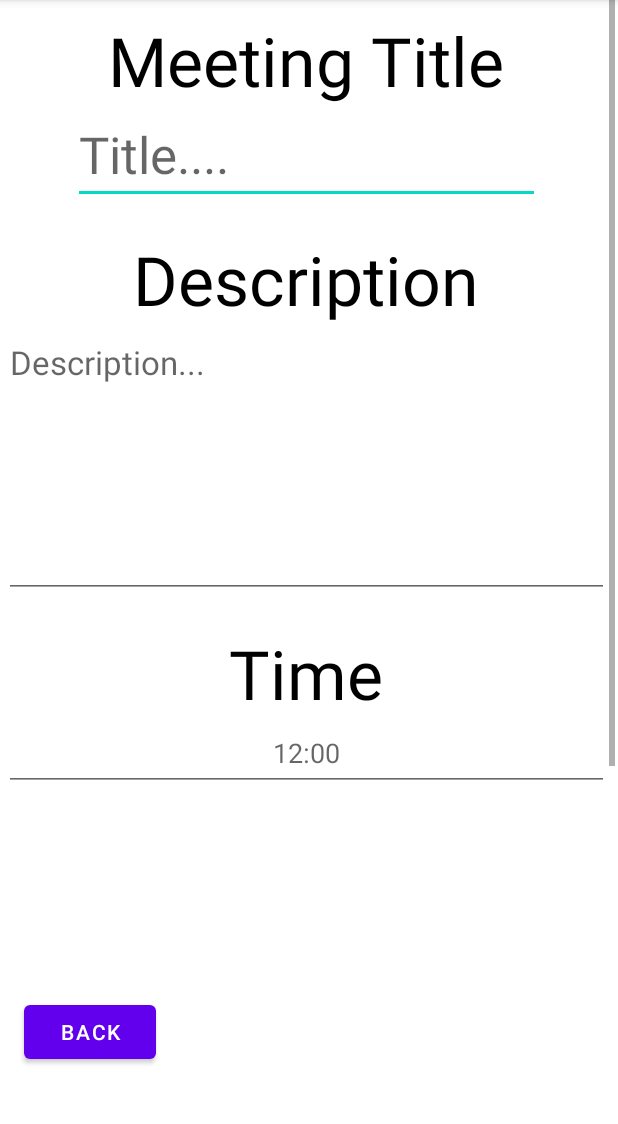
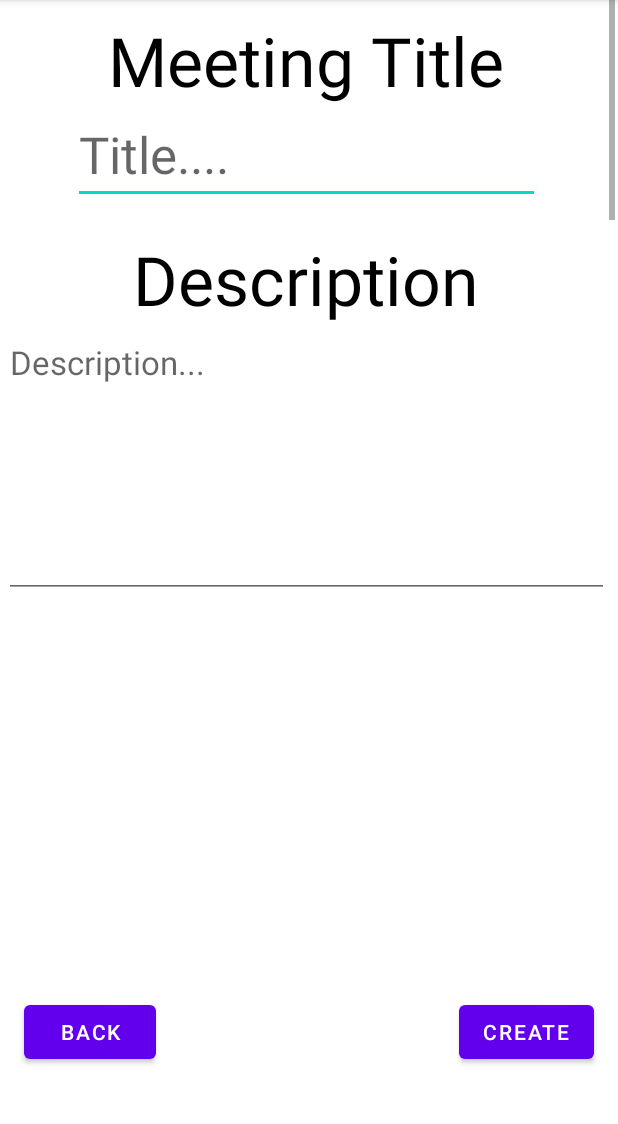
Before and after one commit to hhphung/my_project, an Android app: the CreateMeetingPage screen opened directly, with no data from a screen before it, on a phone screen of 412 x 824 dp, the part 84-1208 px from its top. Run offline under Robolectric (Android 15) with nearby library versions, the phone set to English and light mode, and no system bars.

Commit message:
Updated api requests to match backend dev's new format & continued work on Create Meeting page

```diff
--- a/Frontend/MeetMe/app/src/main/java/com/example/meetme/CreateMeetingPage.java
+++ b/Frontend/MeetMe/app/src/main/java/com/example/meetme/CreateMeetingPage.java
@@ -1,10 +1,17 @@
 package com.example.meetme;
 
 import androidx.appcompat.app.AppCompatActivity;
+import androidx.constraintlayout.widget.ConstraintLayout;
+
+import static com.example.meetme.api.apiClientFactory.GetMeetingApi;
 
 import android.os.Bundle;
 import android.view.View;
 import android.widget.Button;
+import android.widget.EditText;
+import android.widget.TextView;
+
+import com.example.meetme.model.Meeting;
 
 public class CreateMeetingPage extends AppCompatActivity {
 
@@ -12,8 +19,13 @@ public class CreateMeetingPage extends AppCompatActivity {
     protected void onCreate(Bundle savedInstanceState) {
         super.onCreate(savedInstanceState);
         setContentView(R.layout.activity_create_meeting);
+        EditText meetingTitle_textbox = findViewById(R.id.activity_createMeeting_TitleInput);
+        EditText meetingDescription_textbox = findViewById(R.id.activity_createMeeting_DescriptionInput);
+        EditText meetingTime_textbox = findViewById(R.id.activity_createMeeting_timeInput);
+        EditText meetingLocation_textbox = findViewById(R.id.activity_createMeeting_LocationInput);
+        Button backButton = findViewById(R.id.activity_createMeeting_backButton);
+        Button createButton = findViewById(R.id.activity_createMeeting_createMeetingButton);
 
-        Button backButton = findViewById(R.id.activity_createMeeting_backButton);
 
         backButton.setOnClickListener(new View.OnClickListener() {
             @Override
@@ -21,5 +33,26 @@ public class CreateMeetingPage extends AppCompatActivity {
                 finish();
             }
         });
+
+        createButton.setOnClickListener(new View.OnClickListener() {
+            @Override
+            public void onClick(View view) {
+                String mTitle = meetingTitle_textbox.getText().toString();
+                String mDesc = meetingDescription_textbox.getText().toString();
+                String mTime = meetingTime_textbox.getText().toString();
+                String mLocation = meetingLocation_textbox.getText().toString();
+
+                if (mTitle != "" && mDesc != "" && mTime != "" && mLocation != "") {
+                    GetMeetingApi().createMeeting(new Meeting(mTitle, mDesc, mLocation, mTime));
+                    finish();
+                }
+                else{
+                    TextView errorMessage = new TextView(view.getContext());
+                    errorMessage.setTextColor(0xFFFF0000);
+                    errorMessage.setLayoutParams(new ConstraintLayout.LayoutParams(ConstraintLayout.LayoutParams.WRAP_CONTENT, ConstraintLayout.LayoutParams.WRAP_CONTENT));
+                    errorMessage.setText("All fields are required");
+                }
+            }
+        });
     }
 }
--- a/Frontend/MeetMe/app/src/main/java/com/example/meetme/DashboardPage.java
+++ b/Frontend/MeetMe/app/src/main/java/com/example/meetme/DashboardPage.java
@@ -29,7 +29,7 @@ public class DashboardPage extends AppCompatActivity {
 
         goToCreateMeeting.setText("Create a meeting!");
         //get user id and username
-        GetUserApi().getUser(username).enqueue(new SlimCallback<User>(user ->{
+        GetUserApi().getUserByName(username).enqueue(new SlimCallback<User>(user ->{
             welcomeText.setText("Welcome " + user.getUsername() + "!");
         }));
 
--- a/Frontend/MeetMe/app/src/main/java/com/example/meetme/api/UserApi.java
+++ b/Frontend/MeetMe/app/src/main/java/com/example/meetme/api/UserApi.java
@@ -14,7 +14,7 @@ public interface UserApi {
     @GET("/user/{id}")
     Call<User> getUserById(@Path(value = "id") int id);
 
-    @GET("/user/{username}")
+    @GET("/user/name/{username}")
     Call<User> getUserByName(@Path(value = "username") String username);
 
     @POST("/user/")
--- a/Frontend/MeetMe/app/src/main/res/layout/activity_create_meeting.xml
+++ b/Frontend/MeetMe/app/src/main/res/layout/activity_create_meeting.xml
@@ -8,22 +8,11 @@
     tools:context=".CreateMeetingPage">
 
 
-    <Button
-        android:id="@+id/activity_createMeeting_backButton"
-        android:layout_width="wrap_content"
-        android:layout_height="wrap_content"
-        android:layout_marginTop="664dp"
-        android:insetBottom="6dp"
-        android:text="Back"
-        app:layout_constraintEnd_toEndOf="parent"
-        app:layout_constraintHorizontal_bias="0.049"
-        app:layout_constraintStart_toStartOf="parent"
-        app:layout_constraintTop_toTopOf="parent" />
-
     <ScrollView
         android:id="@+id/scrollView2"
         android:layout_width="407dp"
-        android:layout_height="650dp"
+        android:layout_height="400dp"
+        android:clipChildren="true"
         android:scrollbarStyle="outsideInset"
         app:layout_constraintBottom_toBottomOf="parent"
         app:layout_constraintEnd_toEndOf="parent"
@@ -88,7 +77,7 @@
                 android:textAppearance="@style/TextAppearance.AppCompat.Large" />
 
             <TextView
-                android:id="@+id/activity_createMeeting_DescriptionTitle2"
+                android:id="@+id/activity_createMeeting_TimeTitle"
                 android:layout_width="match_parent"
                 android:layout_height="wrap_content"
                 android:layout_gravity="center_horizontal"
@@ -101,10 +90,10 @@
                 android:textColor="@color/black" />
 
             <EditText
-                android:id="@+id/activity_createMeeting_editTextTime"
+                android:id="@+id/activity_createMeeting_timeInput"
                 android:layout_width="match_parent"
                 android:layout_height="wrap_content"
-                android:layout_marginBottom="300dp"
+                android:layout_marginBottom="0dp"
                 android:ems="10"
                 android:gravity="center_horizontal"
                 android:hint="12:00"
@@ -112,8 +101,58 @@
                 android:minHeight="48dp"
                 android:paddingTop="10dp" />
 
+            <TextView
+                android:id="@+id/activity_createMeeting_LocationTitle"
+                android:layout_width="match_parent"
+                android:layout_height="wrap_content"
+                android:layout_gravity="center_horizontal"
+                android:layout_marginTop="20dp"
+                android:background="#0000916E"
+                android:fontFamily="sans-serif"
+                android:gravity="center_horizontal"
+                android:outlineProvider="none"
+                android:text="Location"
+                android:textAppearance="@style/TextAppearance.AppCompat.Display2"
+                android:textColor="@color/black" />
+
+            <com.google.android.material.textfield.TextInputEditText
+                android:id="@+id/activity_createMeeting_LocationInput"
+                android:layout_width="match_parent"
+                android:layout_height="182dp"
+                android:layout_gravity="center_horizontal"
+                android:layout_marginTop="0dp"
+                android:layout_marginBottom="300dp"
+                android:gravity="start"
+                android:hint="Location..."
+                android:paddingTop="10dp"
+                android:textAppearance="@style/TextAppearance.AppCompat.Large" />
+
         </LinearLayout>
     </ScrollView>
 
+    <Button
+        android:id="@+id/activity_createMeeting_createMeetingButton"
+        android:layout_width="wrap_content"
+        android:layout_height="wrap_content"
+        android:layout_marginTop="664dp"
+        android:insetBottom="6dp"
+        android:text="Create"
+        app:layout_constraintEnd_toEndOf="parent"
+        app:layout_constraintHorizontal_bias="0.95"
+        app:layout_constraintStart_toStartOf="parent"
+        app:layout_constraintTop_toTopOf="parent" />
+
+    <Button
+        android:id="@+id/activity_createMeeting_backButton"
+        android:layout_width="wrap_content"
+        android:layout_height="wrap_content"
+        android:layout_marginTop="664dp"
+        android:insetBottom="6dp"
+        android:text="Back"
+        app:layout_constraintEnd_toEndOf="parent"
+        app:layout_constraintHorizontal_bias="0.049"
+        app:layout_constraintStart_toStartOf="parent"
+        app:layout_constraintTop_toTopOf="parent" />
+
 
 </androidx.constraintlayout.widget.ConstraintLayout>
```
Also changed, not shown: Frontend/MeetMe/app/src/main/java/com/example/meetme/model/Meeting.java (+11 -1 lines).
